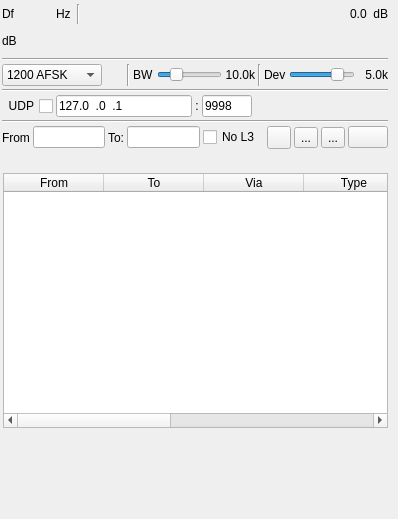
First picture: the form in plugins/channelrx/demodpacket/packetdemodgui.ui, repository f4exb/sdrangel, before the edit.
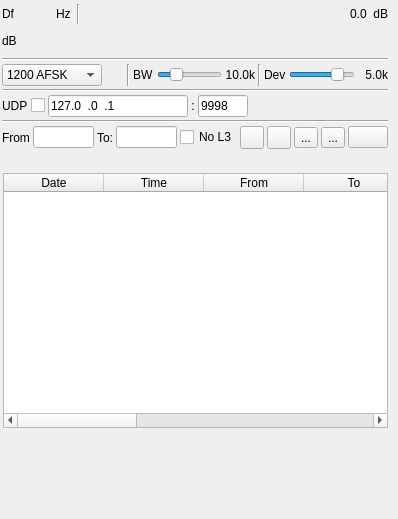
Second picture: the form after the edit. Icons and pictures are not drawn. Custom widgets are drawn as their Qt base class.

Commit message: AIS, DSC, End-of-Train, Packet, Radiosonde: All packet date/time to come from File Input device or system clock.

```diff
--- a/plugins/channelrx/demodpacket/packetdemodgui.ui
+++ b/plugins/channelrx/demodpacket/packetdemodgui.ui
@@ -385,6 +385,13 @@
     </item>
     <item>
      <layout class="QHBoxLayout" name="udpLayout">
+      <item>
+       <widget class="QLabel" name="udpEnabledLabel">
+        <property name="text">
+         <string>UDP</string>
+        </property>
+       </widget>
+      </item>
       <item>
        <widget class="QCheckBox" name="udpEnabled">
         <property name="toolTip">
@@ -394,7 +401,7 @@
          <enum>Qt::RightToLeft</enum>
         </property>
         <property name="text">
-         <string>UDP</string>
+         <string/>
         </property>
        </widget>
       </item>
@@ -536,6 +543,27 @@
         </property>
        </spacer>
       </item>
+      <item>
+       <widget class="ButtonSwitch" name="useFileTime">
+        <property name="maximumSize">
+         <size>
+          <width>24</width>
+          <height>16777215</height>
+         </size>
+        </property>
+        <property name="toolTip">
+         <string>Check to use date and time from input file. Uncheck to use date and time from clock.</string>
+        </property>
+        <property name="text">
+         <string/>
+        </property>
+        <property name="icon">
+         <iconset resource="../../../sdrgui/resources/res.qrc">
+          <normaloff>:/clockcurrent.png</normaloff>
+          <normalon>:/clockfile.png</normalon>:/clockcurrent.png</iconset>
+        </property>
+       </widget>
+      </item>
       <item>
        <widget class="ButtonSwitch" name="logEnable">
         <property name="maximumSize">
@@ -650,6 +678,22 @@
       <property name="editTriggers">
        <set>QAbstractItemView::NoEditTriggers</set>
       </property>
+      <column>
+       <property name="text">
+        <string>Date</string>
+       </property>
+       <property name="toolTip">
+        <string>Date packet was received</string>
+       </property>
+      </column>
+      <column>
+       <property name="text">
+        <string>Time</string>
+       </property>
+       <property name="toolTip">
+        <string>Time packet was received</string>
+       </property>
+      </column>
       <column>
        <property name="text">
         <string>From</string>
@@ -713,10 +757,9 @@
  </widget>
  <customwidgets>
   <customwidget>
-   <class>RollupContents</class>
-   <extends>QWidget</extends>
-   <header>gui/rollupcontents.h</header>
-   <container>1</container>
+   <class>ButtonSwitch</class>
+   <extends>QToolButton</extends>
+   <header>gui/buttonswitch.h</header>
   </customwidget>
   <customwidget>
    <class>ValueDialZ</class>
@@ -724,17 +767,18 @@
    <header>gui/valuedialz.h</header>
    <container>1</container>
   </customwidget>
+  <customwidget>
+   <class>RollupContents</class>
+   <extends>QWidget</extends>
+   <header>gui/rollupcontents.h</header>
+   <container>1</container>
+  </customwidget>
   <customwidget>
    <class>LevelMeterSignalDB</class>
    <extends>QWidget</extends>
    <header>gui/levelmeter.h</header>
    <container>1</container>
   </customwidget>
-  <customwidget>
-   <class>ButtonSwitch</class>
-   <extends>QToolButton</extends>
-   <header>gui/buttonswitch.h</header>
-  </customwidget>
  </customwidgets>
  <tabstops>
   <tabstop>packets</tabstop>
```
The commit also changes 43 other files.
